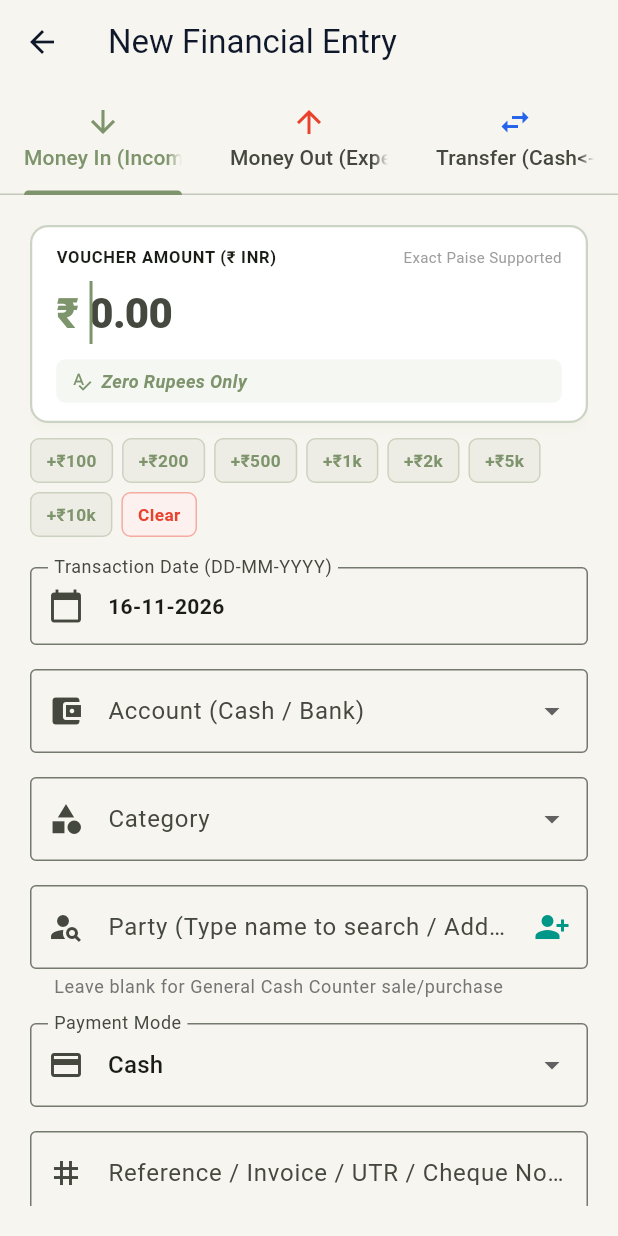
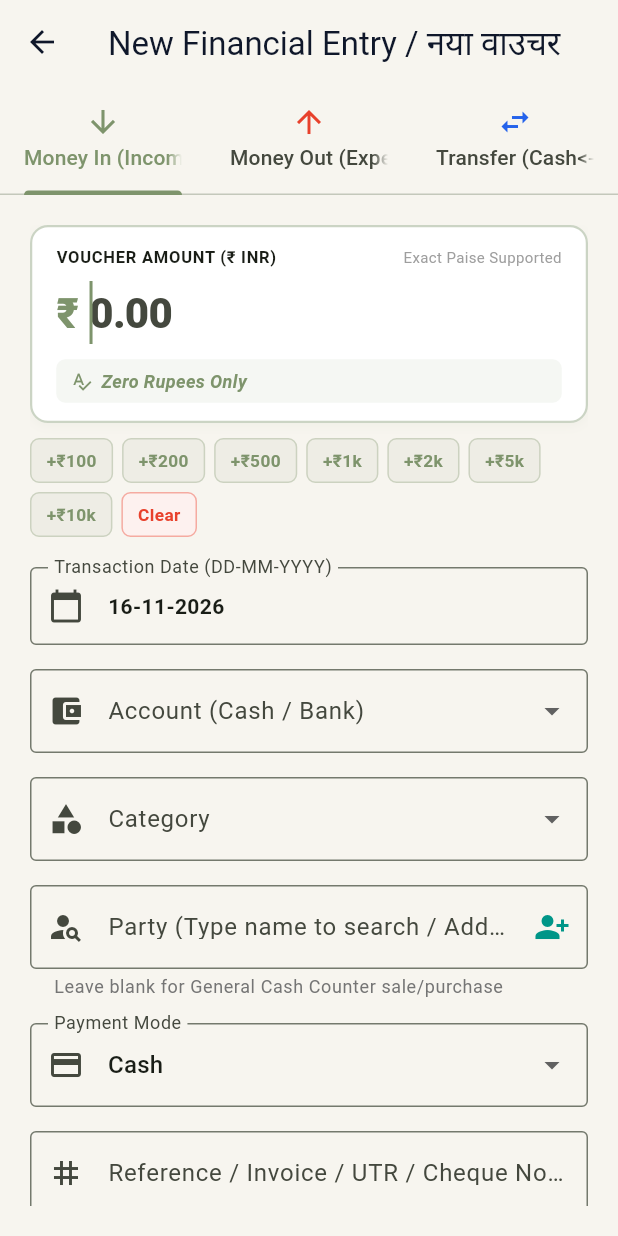
Before and after one commit to shivaytransport25-hue/CashB, a Flutter app: the TransactionEntryScreen screen opened directly, on a phone screen of 412 x 824 dp. Run offline on Flutter 3.47's test engine with Material 3 defaults, Android fonts, the phone set to English and light mode, and no system bars; our stand-ins replace cloud_firestore, csv, firebase_auth, fl_chart, pdf, printing and 3 more; missing offline and left inert: excel; accounts and stored records are empty.

Commit message:
feat: duplicate vouchers, WhatsApp receipt share, audio feedback, and clean dummy data

```diff
--- a/cash_book_system/lib/services/auth_service.dart
+++ b/cash_book_system/lib/services/auth_service.dart
@@ -174,9 +174,6 @@ class AuthService extends ChangeNotifier {
         createdAt: DateTime.now(),
         lastLoginAt: DateTime.now(),
       );
-        createdAt: DateTime.now(),
-        lastLoginAt: DateTime.now(),
-      );
 
       _currentBusiness = BusinessModel(
         id: uid,
--- a/cash_book_system/lib/transactions/transaction_entry_screen.dart
+++ b/cash_book_system/lib/transactions/transaction_entry_screen.dart
@@ -13,11 +13,13 @@ import '../services/auth_service.dart';
 class TransactionEntryScreen extends StatefulWidget {
   final int initialTabIndex; // 0: Income, 1: Expense, 2: Transfer
   final TransactionModel? existingTransaction;
+  final bool isDuplicate;
 
   const TransactionEntryScreen({
     super.key,
     this.initialTabIndex = 0,
     this.existingTransaction,
+    this.isDuplicate = false,
   });
 
   @override
@@ -220,7 +222,7 @@ class _TransactionEntryScreenState extends State<TransactionEntryScreen>
 
     ({bool success, String? error}) result;
 
-    if (widget.existingTransaction != null) {
+    if (widget.existingTransaction != null && !widget.isDuplicate) {
       final updated = widget.existingTransaction!.copyWith(
         amountPaise: amountPaise,
         accountId: _selectedAccountId,
@@ -378,7 +380,13 @@ class _TransactionEntryScreenState extends State<TransactionEntryScreen>
       },
       child: Scaffold(
         appBar: AppBar(
-          title: const Text('New Financial Entry'),
+          title: Text(
+            widget.isDuplicate
+                ? 'Duplicate Voucher / रिपीट वाउचर'
+                : (widget.existingTransaction != null
+                    ? 'Edit Voucher / वाउचर संशोधन'
+                    : 'New Financial Entry / नया वाउचर'),
+          ),
           bottom: TabBar(
             controller: _tabController,
             indicatorColor: isBW
```
Also changed, not shown: cash_book_system/lib/transactions/transaction_list_screen.dart (+60 -0 lines), 2 other files.
